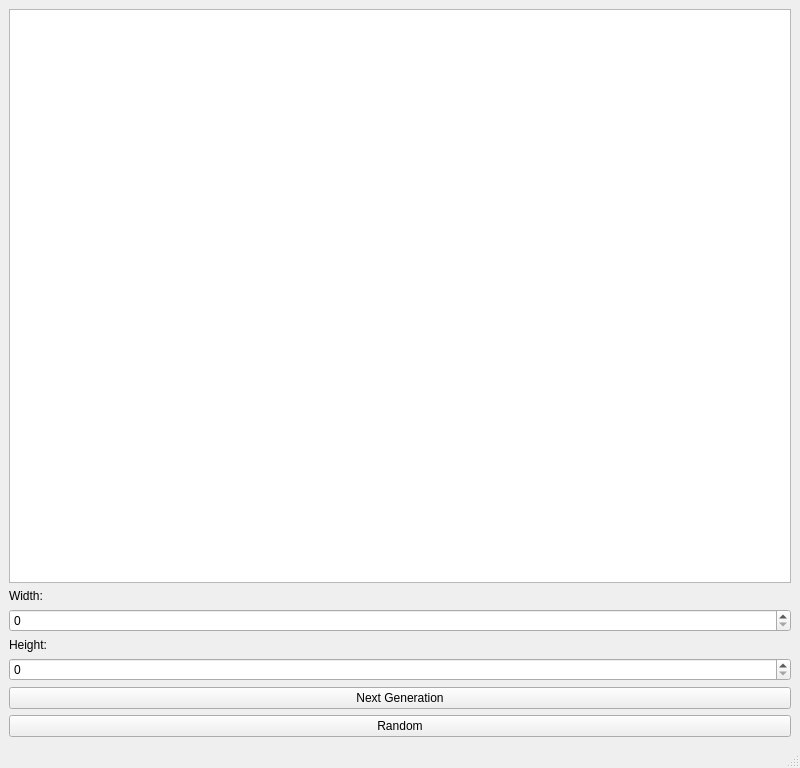
Before: the Qt Designer form GameOfLife/mainwindow.ui in MaciejBros/Projekt-PK, drawn with Qt 5.
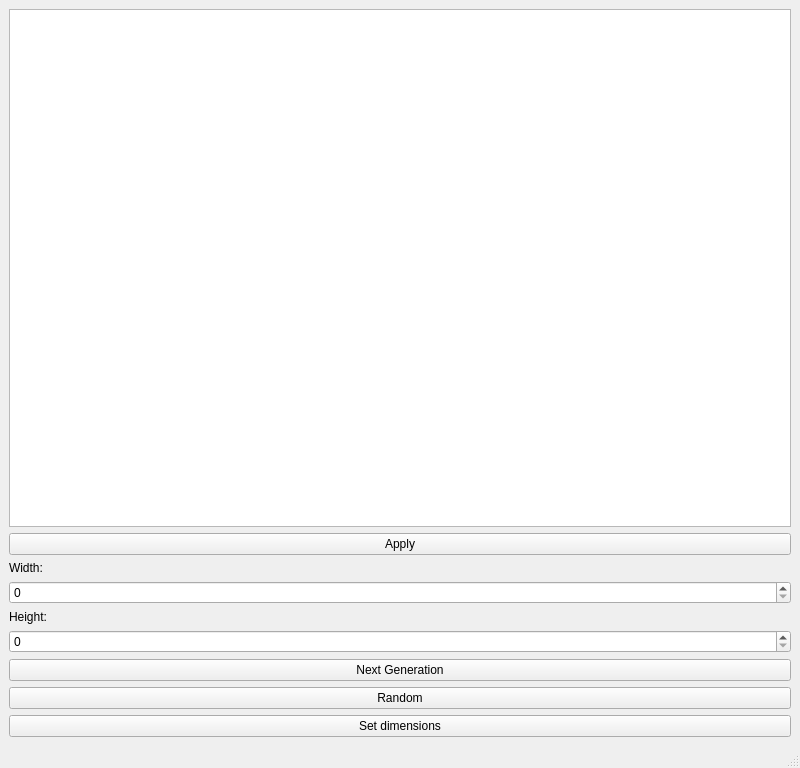
After: the same form once the commit is applied.

The edit to the form file:
```diff
--- a/GameOfLife/mainwindow.ui
+++ b/GameOfLife/mainwindow.ui
@@ -18,6 +18,13 @@
     <item>
      <widget class="QGraphicsView" name="okno"/>
     </item>
+    <item>
+     <widget class="QPushButton" name="Apply">
+      <property name="text">
+       <string>Apply</string>
+      </property>
+     </widget>
+    </item>
     <item>
      <widget class="QLabel" name="label">
       <property name="text">
@@ -52,6 +59,13 @@
       </property>
      </widget>
     </item>
+    <item>
+     <widget class="QPushButton" name="set_dimensions">
+      <property name="text">
+       <string>Set dimensions</string>
+      </property>
+     </widget>
+    </item>
    </layout>
   </widget>
   <widget class="QMenuBar" name="menubar">
```
